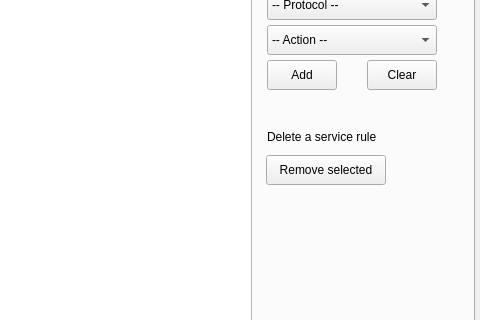
Qt form sources/mainwindow.ui (emiljoensson/iptables-GUI) before a commit; both pictures show x 290 to 770 and y 145 to 465 of the 770 by 550 pixel window.
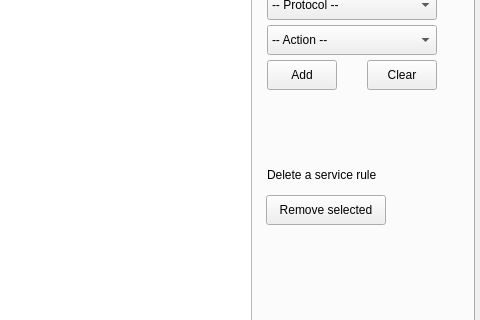
The same form after that commit. The open tabs and pages were chosen to show the change.

Patch:
```diff
--- a/sources/mainwindow.ui
+++ b/sources/mainwindow.ui
@@ -827,9 +827,9 @@
       <property name="geometry">
        <rect>
         <x>550</x>
-        <y>220</y>
+        <y>210</y>
         <width>190</width>
-        <height>80</height>
+        <height>50</height>
        </rect>
       </property>
       <property name="cursor">
@@ -898,7 +898,7 @@
       <property name="geometry">
        <rect>
         <x>549</x>
-        <y>270</y>
+        <y>310</y>
         <width>120</width>
         <height>30</height>
        </rect>
@@ -911,7 +911,7 @@
       <property name="geometry">
        <rect>
         <x>550</x>
-        <y>242</y>
+        <y>280</y>
         <width>150</width>
         <height>20</height>
        </rect>
```
Left out of the diff: 10 changed lines with no effect on the pictures.
